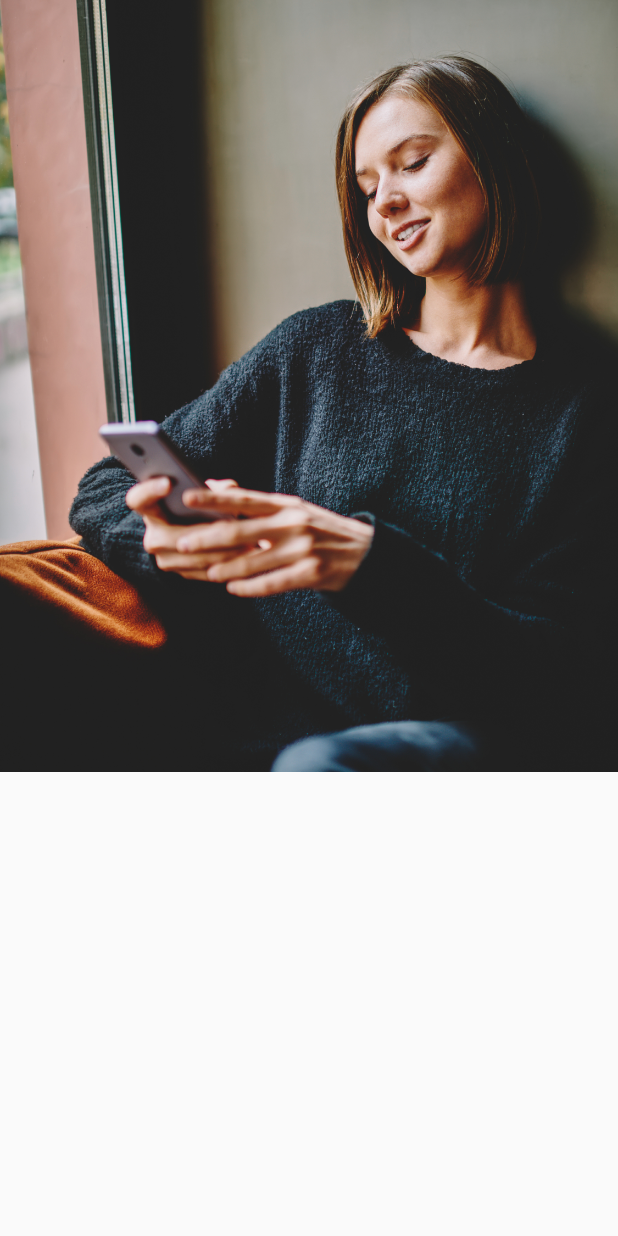
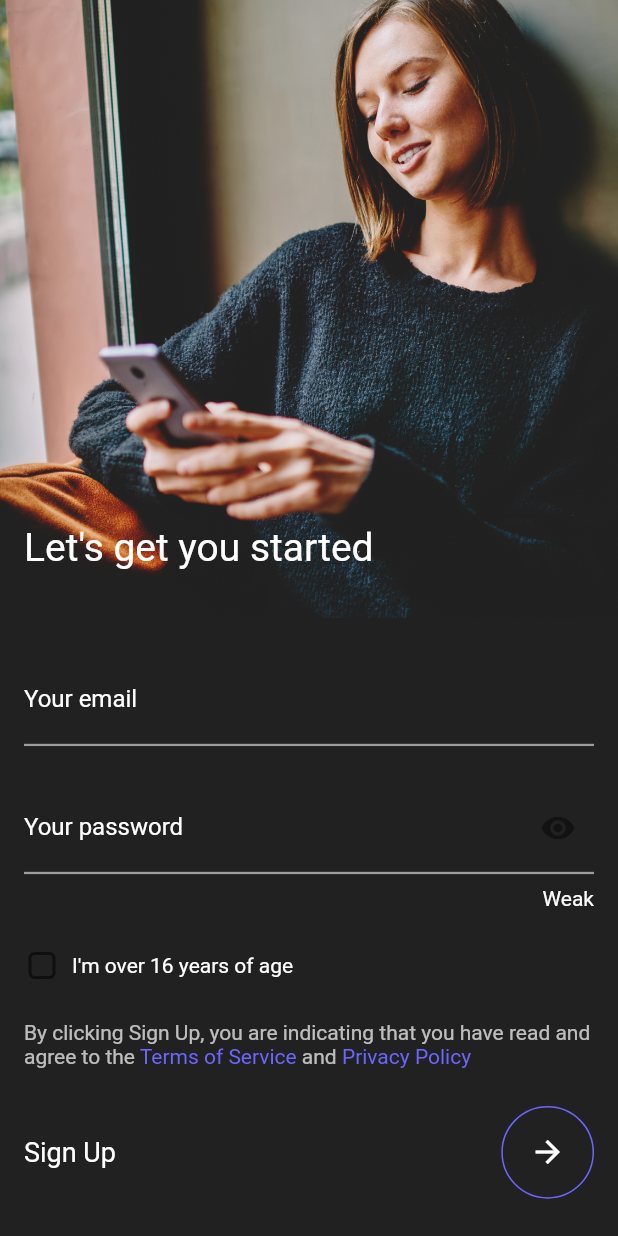
Before and after one commit to ThuyenPV/entrance-flutter-nexlesoft, a Flutter app: the screen it shows after launch, on a phone screen of 412 x 824 dp. Run offline on Flutter 3.47's test engine with Material 2 defaults, Android fonts, the phone set to English and light mode, and no system bars; our stand-ins replace flutter_screenutil, gap, get.

Commit message:
Update signup screen

```diff
--- /dev/null
+++ b/lib/app/controller/auth_controller.dart
@@ -0,0 +1,62 @@
+import 'dart:convert';
+
+import 'package:flutter/material.dart';
+import 'package:get/get.dart';
+import 'package:http/http.dart' as http;
+
+class SignUpController extends GetxController {
+  RxString id = ''.obs;
+  RxString email = ''.obs;
+  RxString firstName = ''.obs;
+  RxString lastName = ''.obs;
+
+  Future<void> signUp({
+    required String email,
+    required String password,
+    required String firstName,
+    required String lastName,
+  }) async {
+    try {
+      final response = await http.post(
+        Uri.parse('http://streaming.nexlesoft.com:3001/auth/signup'),
+        headers: {'Content-Type': 'application/json'},
+        body: jsonEncode({
+          'email': email,
+          'password': password,
+          'firstName': firstName,
+          'lastName': lastName,
+        }),
+      );
+      if (response.statusCode == 200) {
+        final responseData = jsonDecode(response.body);
+      } else {
+        throw Exception('Failed to sign up. ${response.reasonPhrase}');
+      }
+    } catch (error) {
+      throw Exception('An error occurred. $error');
+    }
+  }
+
+  Future<void> signIn({
+    required String email,
+    required String password,
+  }) async {
+    try {
+      final response = await http.post(
+        Uri.parse('http://streaming.nexlesoft.com:3001/auth/signup'),
+        headers: {'Content-Type': 'application/json'},
+        body: jsonEncode({
+          'email': email,
+          'password': password,
+        }),
+      );
+
+      if (response.statusCode == 200) {
+      } else {
+        throw Exception('Failed to sign in');
+      }
+    } catch (error) {
+      throw Exception('An error occurred. $error');
+    }
+  }
+}
--- /dev/null
+++ b/lib/app/core/mixin/password_mixin.dart
@@ -0,0 +1,45 @@
+import 'package:entrance_flutter/app/core/helpers/password_level.dart';
+import 'package:entrance_flutter/app/core/utils/password_utils.dart';
+import 'package:entrance_flutter/app/widgets/nex_formfield.dart';
+import 'package:flutter/material.dart';
+
+mixin PasswordMixin on State<PasswordFormField> {
+  PasswordResponse determinePasswordStrength(String input) {
+    int strength = 0;
+
+    if (input.isEmpty) {
+      return PasswordResponse(
+        level: '',
+        stregth: 0,
+      );
+    } else if (input.length < 6) {
+      return PasswordResponse(
+        level: 'Too short',
+        stregth: 1,
+      );
+    } else if (input.length > 18) {
+      return PasswordResponse(
+        level: 'Too long',
+        stregth: 1,
+      );
+    }
+
+    strength = PasswordUtils.calculatePasswordStrength(input);
+    final level = strength.getPasswordLevel.level.name;
+
+    return PasswordResponse(
+      level: level,
+      stregth: strength,
+    );
+  }
+}
+
+class PasswordResponse {
+  final String level;
+  final int stregth;
+
+  PasswordResponse({
+    required this.level,
+    required this.stregth,
+  });
+}
--- a/lib/app/modules/signup/controllers/signup_controller.dart
+++ b/lib/app/modules/signup/controllers/signup_controller.dart
@@ -1,11 +1,15 @@
+import 'package:flutter/material.dart';
 import 'package:get/get.dart';
 
+import '../../../widgets/nex_formfield.dart';
+
 class SignupController extends GetxController {
-  //TODO: Implement SignupController
+  late GlobalKey<PasswordFormFieldState> passwordFormKey;
 
   final count = 0.obs;
   @override
   void onInit() {
+    passwordFormKey = GlobalKey();
     super.onInit();
   }
 
--- a/lib/app/modules/signup/views/signup_view.dart
+++ b/lib/app/modules/signup/views/signup_view.dart
@@ -1,8 +1,12 @@
+import 'package:entrance_flutter/app/widgets/nex_checkbox.dart';
 import 'package:flutter/material.dart';
 
 import 'package:get/get.dart';
 
 import '../../../../gen/assets.gen.dart';
+import '../../../widgets/nex_action.dart';
+import '../../../widgets/nex_formfield.dart';
+import '../../../widgets/nex_privacy_policy.dart';
 import '../controllers/signup_controller.dart';
 
 class SignupView extends GetView<SignupController> {
@@ -10,9 +14,62 @@ class SignupView extends GetView<SignupController> {
   @override
   Widget build(BuildContext context) {
     return Scaffold(
+      resizeToAvoidBottomInset: true,
       body: Column(
+        mainAxisSize: MainAxisSize.min,
         children: [
-          Assets.images.signupCover.image(),
+          Flexible(
+            flex: 1,
+            child: Stack(
+              fit: StackFit.expand,
+              children: [
+                Assets.images.signupCover.image(fit: BoxFit.cover),
+                Container(
+                  alignment: Alignment.bottomLeft,
+                  margin: const EdgeInsets.only(bottom: 32, left: 16),
+                  child: const Text(
+                    'Let\'s get you started',
+                    style: TextStyle(
+                      fontSize: 26,
+                      color: Colors.white,
+                    ),
+                  ),
+                ),
+              ],
+            ),
+          ),
+          Flexible(
+            flex: 1,
+            child: Container(
+              padding: const EdgeInsets.symmetric(horizontal: 16),
+              color: Color(0xff212121),
+              child: Column(
+                mainAxisSize: MainAxisSize.max,
+                mainAxisAlignment: MainAxisAlignment.spaceEvenly,
+                children: [
+                  EmailFormField(),
+                  PasswordFormField(
+                    key: controller.passwordFormKey,
+                  ),
+                  CheckboxField(),
+                  PrivaryAndTerm(),
+                  SignupButton(
+                    onTapSignup: () {
+                      final formKey = controller.passwordFormKey;
+                      final isValidPassword =
+                          formKey.currentState?.onValidate() ?? false;
+                      print('isValidPassword >> ${isValidPassword}');
+                    },
+                    onTapContinue: () {
+                      final formKey = controller.passwordFormKey;
+                      final isValidPassword =
+                          formKey.currentState?.onValidate() ?? false;
+                    },
+                  ),
+                ],
+              ),
+            ),
+          ),
         ],
       ),
     );
--- /dev/null
+++ b/lib/app/widgets/nex_action.dart
@@ -0,0 +1,49 @@
+import 'package:flutter/material.dart';
+import 'package:flutter_screenutil/flutter_screenutil.dart';
+
+class SignupButton extends StatelessWidget {
+  const SignupButton({
+    super.key,
+    required this.onTapSignup,
+    required this.onTapContinue,
+  });
+
+  final VoidCallback onTapSignup;
+  final VoidCallback onTapContinue;
+
+  @override
+  Widget build(BuildContext context) {
+    return Row(
+      mainAxisAlignment: MainAxisAlignment.spaceBetween,
+      children: [
+        InkWell(
+          onTap: onTapSignup,
+          child: const Text(
+            'Sign Up',
+            style: TextStyle(
+              color: Colors.white,
+              fontSize: 18,
+            ),
+          ),
+        ),
+        InkWell(
+          onTap: onTapContinue,
+          child: Container(
+            height: 48.h,
+            width: 48.h,
+            decoration: BoxDecoration(
+              border: Border.all(
+                color: Color(0xff6C66FF),
+              ),
+              borderRadius: BorderRadius.circular(48.h),
+            ),
+            child: const Icon(
+              Icons.arrow_forward,
+              color: Colors.white,
+            ),
+          ),
+        ),
+      ],
+    );
+  }
+}
--- /dev/null
+++ b/lib/app/widgets/nex_checkbox.dart
@@ -0,0 +1,45 @@
+import 'package:flutter/material.dart';
+import 'package:gap/gap.dart';
+
+class CheckboxField extends StatefulWidget {
+  @override
+  _CheckboxFieldState createState() => _CheckboxFieldState();
+}
+
+class _CheckboxFieldState extends State<CheckboxField> {
+  bool isChecked = false;
+
+  @override
+  Widget build(BuildContext context) {
+    return Row(
+      mainAxisSize: MainAxisSize.max,
+      mainAxisAlignment: MainAxisAlignment.start,
+      children: [
+        SizedBox(
+          height: 24,
+          width: 24,
+          child: Checkbox.adaptive(
+            shape: RoundedRectangleBorder(
+              side: BorderSide(color: Color(0xff6C66FF), width: 2),
+              borderRadius: BorderRadius.circular(4),
+            ),
+            activeColor: Color(0xff6C66FF),
+            value: isChecked,
+            onChanged: (value) {
+              setState(() {
+                isChecked = value!;
+              });
+            },
+          ),
+        ),
+        const Gap(8),
+        const Text(
+          'I\'m over 16 years of age',
+          style: TextStyle(
+            color: Colors.white,
+          ),
+        ),
+      ],
+    );
+  }
+}
--- /dev/null
+++ b/lib/app/widgets/nex_formfield.dart
@@ -0,0 +1,181 @@
+import 'package:entrance_flutter/app/core/helpers/password_level.dart';
+import 'package:entrance_flutter/app/core/mixin/password_mixin.dart';
+import 'package:flutter/material.dart';
+import 'package:flutter_screenutil/flutter_screenutil.dart';
+
+class EmailFormField extends StatefulWidget {
+  const EmailFormField({super.key});
+
+  @override
+  _EmailFormFieldState createState() => _EmailFormFieldState();
+}
+
+class _EmailFormFieldState extends State<EmailFormField> {
+  late TextEditingController _emailController;
+  late FocusNode _emailFocus;
+  late ValueNotifier<bool> isEmailFocused;
+
+  @override
+  void initState() {
+    _emailController = TextEditingController();
+    _emailFocus = FocusNode();
+    isEmailFocused = ValueNotifier(false);
+    _emailFocus.addListener(_onFocusChange);
+    super.initState();
+  }
+
+  @override
+  void dispose() {
+    _emailController.dispose();
+    _emailFocus.removeListener(_onFocusChange);
+    _emailFocus.dispose();
+    super.dispose();
+  }
+
+  void _onFocusChange() {
+    isEmailFocused.value = _emailFocus.hasFocus;
+  }
+
+  @override
+  Widget build(BuildContext context) {
+    return Column(
+      mainAxisSize: MainAxisSize.min,
+      children: [
+        TextFormField(
+          focusNode: _emailFocus,
+          controller: _emailController,
+          style: const TextStyle(
+            color: Colors.white,
+          ),
+          decoration: const InputDecoration(
+            labelText: 'Your email',
+            labelStyle: TextStyle(
+              color: Colors.white,
+            ),
+            border: InputBorder.none,
+          ),
+        ),
+        ValueListenableBuilder(
+          valueListenable: isEmailFocused,
+          builder: (_, bool isFocused, __) {
+            return Container(
+              height: 1.5,
+              width: 1.sh,
+              color: isFocused ? Color(0xff647FFF) : Colors.grey,
+            );
+          },
+        ),
+      ],
+    );
+  }
+}
+
+class PasswordFormField extends StatefulWidget {
+  const PasswordFormField({super.key});
+
+  @override
+  PasswordFormFieldState createState() => PasswordFormFieldState();
+}
+
+class PasswordFormFieldState extends State<PasswordFormField>
+    with PasswordMixin {
+  final GlobalKey<FormState> _passwordFormKey = GlobalKey<FormState>();
+  late TextEditingController _passwordController;
+
+  late FocusNode _passwordFocus;
+  late ValueNotifier<bool> _isPasswordFocused;
+
+  String _passwordLevel = 'Weak';
+  int _passwordStrength = 0;
+  bool _obscurePassword = true;
+
+  @override
+  void initState() {
+    _passwordFocus = FocusNode();
+    _passwordController = TextEditingController();
+    _isPasswordFocused = ValueNotifier(false);
+    _passwordFocus.addListener(_onFocusChange);
+    super.initState();
+  }
+
+  @override
+  void dispose() {
+    _passwordController.dispose();
+    _passwordFocus.removeListener(_onFocusChange);
+    _passwordFocus.dispose();
+    super.dispose();
+  }
+
+  void _onFocusChange() {
+    _isPasswordFocused.value = _passwordFocus.hasFocus;
+  }
+
+  bool onValidate() {
+    return _passwordFormKey.currentState?.validate() ?? false;
+  }
+
+  @override
+  Widget build(BuildContext context) {
+    return Column(
+      mainAxisSize: MainAxisSize.min,
+      children: [
+        Form(
+          key: _passwordFormKey,
+          child: TextFormField(
+            controller: _passwordController,
+            obscureText: _obscurePassword,
+            focusNode: _passwordFocus,
+            style: const TextStyle(
+              color: Colors.white,
+            ),
+            decoration: InputDecoration(
+              border: InputBorder.none,
+              suffixIcon: IconButton(
+                icon: Icon(
+                  _obscurePassword ? Icons.visibility : Icons.visibility_off,
+                ),
+                onPressed: () {
+                  setState(() {
+                    _obscurePassword = !_obscurePassword;
+                  });
+                },
+              ),
+              labelText: 'Your password',
+              labelStyle: const TextStyle(
+                color: Colors.white,
+              ),
+            ),
+            onChanged: (password) {
+              setState(() {
+                _passwordLevel = determinePasswordStrength(password).level;
+                _passwordStrength = determinePasswordStrength(password).stregth;
+              });
+            },
+          ),
+        ),
+        ValueListenableBuilder(
+          valueListenable: _isPasswordFocused,
+          builder: (_, isFocused, __) {
+            return Container(
+              height: 1.5,
+              width: 1.sh,
+              color: isFocused
+                  ? _passwordStrength.getPasswordLevel.color
+                  : Colors.grey,
+            );
+          },
+        ),
+        const SizedBox(height: 8),
+        Align(
+          alignment: Alignment.centerRight,
+          child: Text(
+            _passwordLevel,
+            style: const TextStyle(
+              color: Colors.white,
+            ),
+          ),
+        ),
+      ],
+    );
+  }
+}
--- /dev/null
+++ b/lib/app/widgets/nex_privacy_policy.dart
@@ -0,0 +1,35 @@
+import 'package:flutter/material.dart';
+
+class PrivaryAndTerm extends StatelessWidget {
+  const PrivaryAndTerm({super.key});
+
+  @override
+  Widget build(BuildContext context) {
+    return RichText(
+      text: TextSpan(
+        text:
+            'By clicking Sign Up, you are indicating that you have read and agree to the ',
+        style: TextStyle(
+          color: Colors.white70,
+        ),
+        children: const [
+          TextSpan(
+            text: 'Terms of Service',
+            style: TextStyle(
+              color: Color(0xff6C66FF),
+            ),
+          ),
+          TextSpan(
+            text: ' and ',
+          ),
+          TextSpan(
+            text: 'Privacy Policy',
+            style: TextStyle(
+              color: Color(0xff6C66FF),
+            ),
+          ),
+        ],
+      ),
+    );
+  }
+}
--- a/pubspec.yaml
+++ b/pubspec.yaml
@@ -14,6 +14,8 @@ dependencies:
   cupertino_icons: ^1.0.2
   flutter_screenutil: ^5.7.0
   build_runner: ^2.3.3
+  http: ^1.1.0
+  gap: ^3.0.1
 
 
 dev_dependencies:
```
Also changed, not shown: lib/app/core/helpers/password_level.dart (added, +37 -0 lines), lib/app/core/utils/password_utils.dart (added, +36 -0 lines), pubspec.lock, 2 other files.
